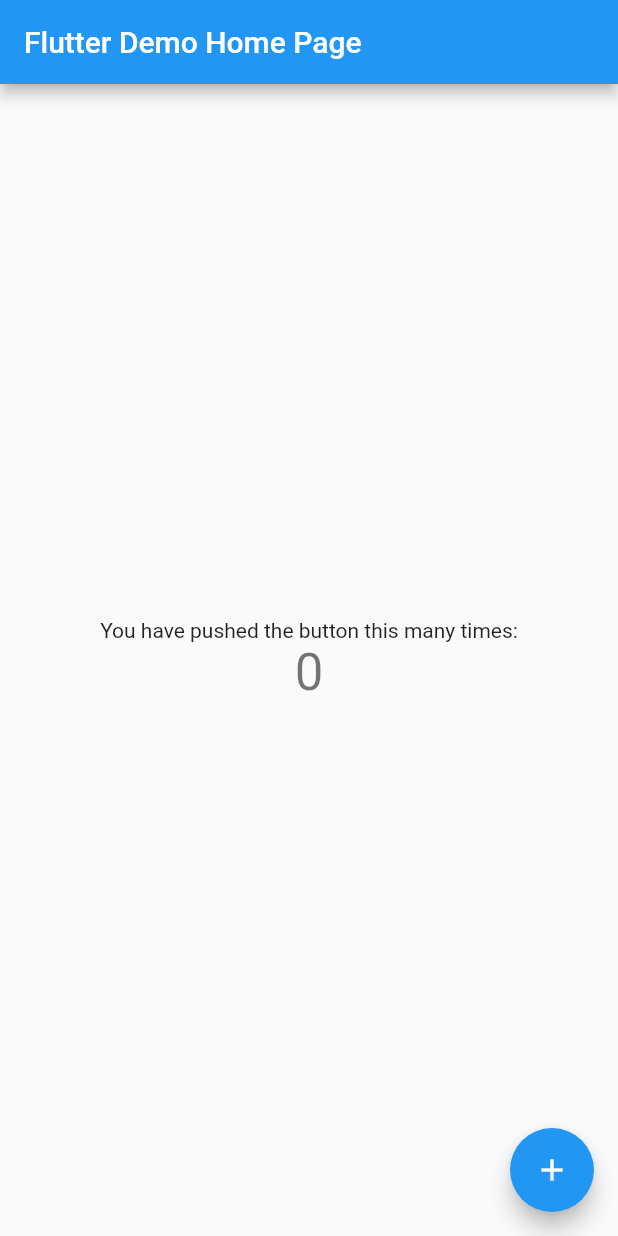
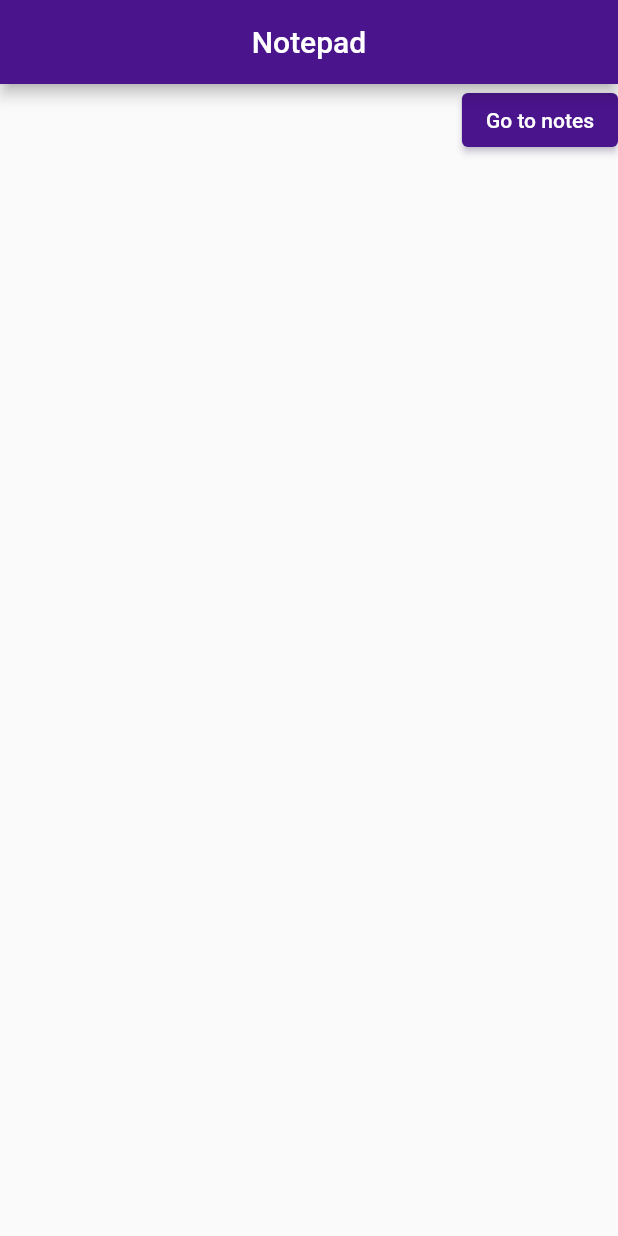
Before and after one commit to Julia-Konoval/flutterCV, a Flutter app: the screen it shows after launch, on a phone screen of 412 x 824 dp. Run offline on Flutter 3.47's test engine with Material 2 defaults, Android fonts, the phone set to English and light mode, and no system bars.

Commit message:
basic layout

```diff
--- a/lib/main.dart
+++ b/lib/main.dart
@@ -1,115 +1,18 @@
 import 'package:flutter/material.dart';
+import 'package:notepad/pages/home.dart';
+import 'package:notepad/pages/notes.dart';
+
+
 
 void main() {
-  runApp(const MyApp());
+  runApp(MaterialApp(
+    theme: ThemeData(
+      primaryColor: Colors.yellow[50],
+    ),
+    initialRoute: '/',
+    routes: {
+      '/': (context) => Home(),
+      '/notes': (context) => Notes(),
+    },
+  ));
 }
-
-class MyApp extends StatelessWidget {
-  const MyApp({Key? key}) : super(key: key);
-
-  // This widget is the root of your application.
-  @override
-  Widget build(BuildContext context) {
-    return MaterialApp(
-      title: 'Flutter Demo',
-      theme: ThemeData(
-        // This is the theme of your application.
-        //
-        // Try running your application with "flutter run". You'll see the
-        // application has a blue toolbar. Then, without quitting the app, try
-        // changing the primarySwatch below to Colors.green and then invoke
-        // "hot reload" (press "r" in the console where you ran "flutter run",
-        // or simply save your changes to "hot reload" in a Flutter IDE).
-        // Notice that the counter didn't reset back to zero; the application
-        // is not restarted.
-        primarySwatch: Colors.blue,
-      ),
-      home: const MyHomePage(title: 'Flutter Demo Home Page'),
-    );
-  }
-}
-
-class MyHomePage extends StatefulWidget {
-  const MyHomePage({Key? key, required this.title}) : super(key: key);
-
-  // This widget is the home page of your application. It is stateful, meaning
-  // that it has a State object (defined below) that contains fields that affect
-  // how it looks.
-
-  // This class is the configuration for the state. It holds the values (in this
-  // case the title) provided by the parent (in this case the App widget) and
-  // used by the build method of the State. Fields in a Widget subclass are
-  // always marked "final".
-
-  final String title;
-
-  @override
-  State<MyHomePage> createState() => _MyHomePageState();
-}
-
-class _MyHomePageState extends State<MyHomePage> {
-  int _counter = 0;
-
-  void _incrementCounter() {
-    setState(() {
-      // This call to setState tells the Flutter framework that something has
-      // changed in this State, which causes it to rerun the build method below
-      // so that the display can reflect the updated values. If we changed
-      // _counter without calling setState(), then the build method would not be
-      // called again, and so nothing would appear to happen.
-      _counter++;
-    });
-  }
-
-  @override
-  Widget build(BuildContext context) {
-    // This method is rerun every time setState is called, for instance as done
-    // by the _incrementCounter method above.
-    //
-    // The Flutter framework has been optimized to make rerunning build methods
-    // fast, so that you can just rebuild anything that needs updating rather
-    // than having to individually change instances of widgets.
-    return Scaffold(
-      appBar: AppBar(
-        // Here we take the value from the MyHomePage object that was created by
-        // the App.build method, and use it to set our appbar title.
-        title: Text(widget.title),
-      ),
-      body: Center(
-        // Center is a layout widget. It takes a single child and positions it
-        // in the middle of the parent.
-        child: Column(
-          // Column is also a layout widget. It takes a list of children and
-          // arranges them vertically. By default, it sizes itself to fit its
-          // children horizontally, and tries to be as tall as its parent.
-          //
-          // Invoke "debug painting" (press "p" in the console, choose the
-          // "Toggle Debug Paint" action from the Flutter Inspector in Android
-          // Studio, or the "Toggle Debug Paint" command in Visual Studio Code)
-          // to see the wireframe for each widget.
-          //
-          // Column has various properties to control how it sizes itself and
-          // how it positions its children. Here we use mainAxisAlignment to
-          // center the children vertically; the main axis here is the vertical
-          // axis because Columns are vertical (the cross axis would be
-          // horizontal).
-          mainAxisAlignment: MainAxisAlignment.center,
-          children: <Widget>[
-            const Text(
-              'You have pushed the button this many times:',
-            ),
-            Text(
-              '$_counter',
-              style: Theme.of(context).textTheme.headline4,
-            ),
-          ],
-        ),
-      ),
-      floatingActionButton: FloatingActionButton(
-        onPressed: _incrementCounter,
-        tooltip: 'Increment',
-        child: const Icon(Icons.add),
-      ), // This trailing comma makes auto-formatting nicer for build methods.
-    );
-  }
-}
--- /dev/null
+++ b/lib/pages/home.dart
@@ -0,0 +1,27 @@
+import 'package:flutter/material.dart';
+
+class Home extends StatelessWidget {
+  const Home({Key? key}): super(key: key);
+
+  @override
+  Widget build(BuildContext context) {
+    return Scaffold(
+      appBar: AppBar(
+        title: Text('Notepad'),
+        centerTitle: true,
+        backgroundColor: Colors.purple[900],
+      ),
+      body: Container(
+      alignment: Alignment.topRight,
+      child: ElevatedButton(
+        style: ElevatedButton.styleFrom(
+          primary: Colors.purple[900],
+          shadowColor: Colors.deepPurple[100]
+        ),
+        onPressed: () {
+            Navigator.pushNamed(context, '/notes');
+          }, child: Text('Go to notes'))
+        )
+    );
+  }
+}
```
Also changed, not shown: lib/pages/notes.dart (added, +114 -0 lines), 1 other file.
